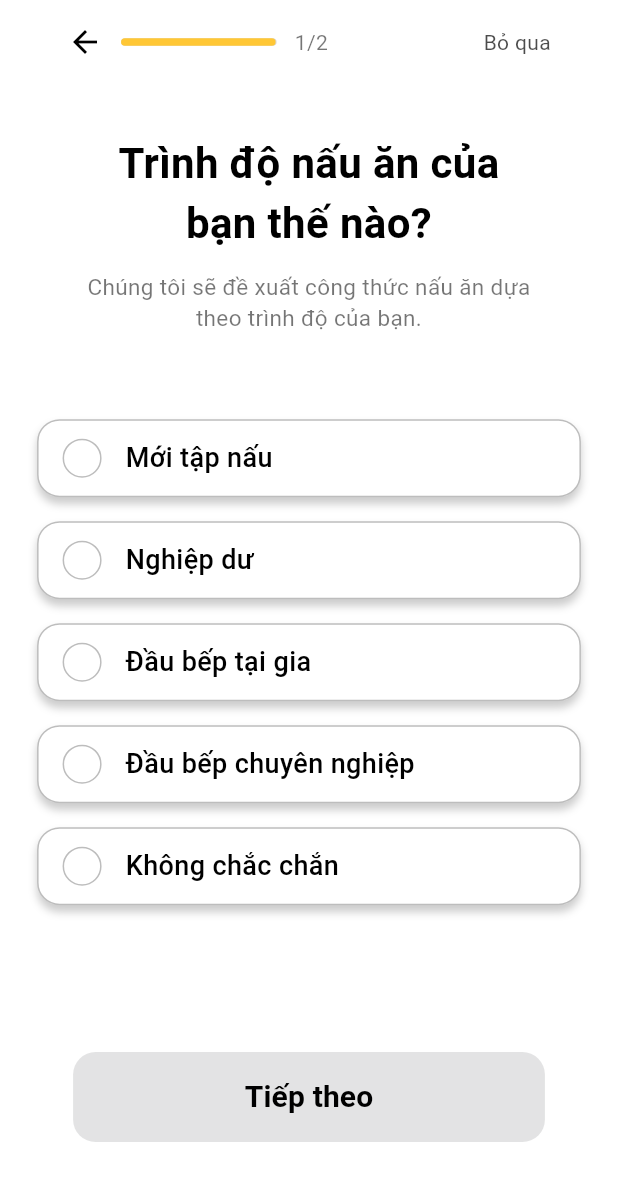
After one commit to dav4k2/DuAnThucTap, a Flutter app: the CookingLevelScreen screen opened directly, on a phone screen of 412 x 824 dp. The commit adds this screen. Shown: the top 1181 px of the screen. Run offline on Flutter 3.47's test engine with Material 3 defaults, Android fonts, the phone set to English and light mode, and no system bars; our stand-ins replace flutter_riverpod, flutter_screenutil; missing offline and left inert: widgetbook; Roboto replaces fonts that are missing (SF Pro Rounded).

Commit message:
update code xong trang "Khao sat tai khoan moi"

```diff
--- a/lib/main.dart
+++ b/lib/main.dart
@@ -68,6 +68,7 @@ class MyApp extends StatelessWidget {
   }
 }
 
+
 /*
 import 'package:flutter/material.dart';
 import 'package:flutter_riverpod/flutter_riverpod.dart';
@@ -84,6 +85,7 @@ import 'screens/reset_password/reset_password_screen.dart';
 import 'screens/success_reset_password/success_reset_password_screen.dart';
 import 'screens/new_password/new_password_screen.dart';
 import 'screens/auth/auth_screen.dart';
+import 'screens/cook_level/cook_level_screen.dart';
 
 void main() {
   runApp(
@@ -100,7 +102,7 @@ class MyApp extends StatelessWidget {
   Widget build(BuildContext context) {
     return const MaterialApp(
       debugShowCheckedModeBanner: false,
-      home: ResetPasswordScreen(),
+      home: CookingLevelScreen(),
     );
   }
 }
--- /dev/null
+++ b/lib/screens/cook_level/cook_level_screen.dart
@@ -0,0 +1,50 @@
+import 'package:flutter/material.dart';
+import 'package:flutter_riverpod/flutter_riverpod.dart';
+import '../cook_level/widgets/cook_header.dart';
+import '../cook_level/widgets/cook_title.dart';
+import '../cook_level/widgets/cook_option_button.dart';
+import '../cook_level/widgets/cook_next_button.dart';
+
+class CookingLevelScreen extends ConsumerWidget {
+  const CookingLevelScreen({super.key});
+
+  @override
+  Widget build(BuildContext context, WidgetRef ref) {
+    final height = MediaQuery.of(context).size.height;
+    final width = MediaQuery.of(context).size.width;
+
+    final options = [
+      'Mới tập nấu',
+      'Nghiệp dư',
+      'Đầu bếp tại gia',
+      'Đầu bếp chuyên nghiệp',
+      'Không chắc chắn',
+    ];
+
+    return Scaffold(
+      backgroundColor: Colors.white,
+      body: SafeArea(
+        child: SingleChildScrollView(
+          padding: EdgeInsets.symmetric(horizontal: width * 0.06),
+          child: Column(
+            children: [
+              const CookingHeader(),
+              SizedBox(height: height * 0.02),
+              const CookingTitle(),
+              SizedBox(height: height * 0.04),
+              ...options.map((label) => CookingOptionButton(label: label)),
+              SizedBox(height: height * 0.08),
+              CookingNextButton(
+                onNext: () {
+                  ScaffoldMessenger.of(context).showSnackBar(
+                    const SnackBar(content: Text('Đã chọn trình độ nấu ăn!')),
+                  );
+                },
+              ),
+            ],
+          ),
+        ),
+      ),
+    );
+  }
+}
--- /dev/null
+++ b/lib/screens/cook_level/logic/cook_level_provider.dart
@@ -0,0 +1,3 @@
+import 'package:flutter_riverpod/flutter_riverpod.dart';
+
+final cookingLevelProvider = StateProvider<String?>((ref) => null);
--- /dev/null
+++ b/lib/screens/cook_level/widgets/cook_header.dart
@@ -0,0 +1,49 @@
+import 'package:flutter/material.dart';
+
+class CookingHeader extends StatelessWidget {
+  const CookingHeader({super.key});
+
+  @override
+  Widget build(BuildContext context) {
+    final width = MediaQuery.of(context).size.width;
+    return Padding(
+      padding: const EdgeInsets.symmetric(horizontal: 20, vertical: 16),
+      child: Row(
+        children: [
+          const Icon(Icons.arrow_back, color: Colors.black),
+          const SizedBox(width: 12),
+          Expanded(
+            child: Stack(
+              alignment: Alignment.center,
+              children: [
+                Container(
+                  width: width * 0.5,
+                  height: 5,
+                  decoration: BoxDecoration(
+                    color: const Color(0xFFDADADA),
+                    borderRadius: BorderRadius.circular(60),
+                  ),
+                ),
+                Align(
+                  alignment: Alignment.centerLeft,
+                  child: Container(
+                    width: width * 0.25,
+                    height: 5,
+                    decoration: BoxDecoration(
+                      color: const Color(0xFFFFC735),
+                      borderRadius: BorderRadius.circular(60),
+                    ),
+                  ),
+                ),
+              ],
+            ),
+          ),
+          const SizedBox(width: 12),
+          const Text("1/2", style: TextStyle(color: Colors.black54)),
+          const Spacer(),
+          Text("Bỏ qua", style: TextStyle(color: Colors.black.withOpacity(0.7))),
+        ],
+      ),
+    );
+  }
+}
--- /dev/null
+++ b/lib/screens/cook_level/widgets/cook_next_button.dart
@@ -0,0 +1,39 @@
+import 'package:flutter/material.dart';
+import 'package:flutter_riverpod/flutter_riverpod.dart';
+import '../logic/cook_level_provider.dart';
+
+class CookingNextButton extends ConsumerWidget {
+  final VoidCallback onNext;
+  const CookingNextButton({super.key, required this.onNext});
+
+  @override
+  Widget build(BuildContext context, WidgetRef ref) {
+    final selected = ref.watch(cookingLevelProvider);
+
+    return Padding(
+      padding: const EdgeInsets.symmetric(horizontal: 24, vertical: 24),
+      child: SizedBox(
+        width: double.infinity,
+        height: 60,
+        child: ElevatedButton(
+          style: ElevatedButton.styleFrom(
+            backgroundColor: const Color(0xFFFFB901),
+            shape: RoundedRectangleBorder(
+              borderRadius: BorderRadius.circular(15),
+            ),
+          ),
+          onPressed: selected != null ? onNext : null,
+          child: const Text(
+            'Tiếp theo',
+            style: TextStyle(
+              color: Colors.black,
+              fontSize: 20,
+              fontWeight: FontWeight.w700,
+              fontFamily: 'SF Pro Rounded',
+            ),
+          ),
+        ),
+      ),
+    );
+  }
+}
--- /dev/null
+++ b/lib/screens/cook_level/widgets/cook_option_button.dart
@@ -0,0 +1,73 @@
+import 'package:flutter/material.dart';
+import 'package:flutter_riverpod/flutter_riverpod.dart';
+import '../logic/cook_level_provider.dart';
+
+class CookingOptionButton extends ConsumerWidget {
+  final String label;
+  const CookingOptionButton({super.key, required this.label});
+
+  @override
+  Widget build(BuildContext context, WidgetRef ref) {
+    final selected = ref.watch(cookingLevelProvider);
+
+    final isActive = selected == label;
+    final color = isActive ? const Color(0xFFFFB901) : Colors.black;
+    final borderColor = isActive ? const Color(0xFFFFB901) : Colors.black26;
+
+    return GestureDetector(
+      onTap: () => ref.read(cookingLevelProvider.notifier).state = label,
+      child: Container(
+        margin: const EdgeInsets.symmetric(vertical: 8),
+        padding: const EdgeInsets.symmetric(horizontal: 16, vertical: 12),
+        decoration: BoxDecoration(
+          color: Colors.white,
+          borderRadius: BorderRadius.circular(15),
+          border: Border.all(color: borderColor, width: 1),
+          boxShadow: [
+            BoxShadow(
+              color: Colors.black.withOpacity(0.2),
+              blurRadius: 4,
+              offset: const Offset(0, 4),
+            ),
+          ],
+        ),
+        child: Row(
+          children: [
+            Container(
+              width: 26,
+              height: 26,
+              margin: const EdgeInsets.only(right: 16),
+              decoration: BoxDecoration(
+                shape: BoxShape.circle,
+                border: Border.all(color: borderColor, width: 1),
+              ),
+              child: isActive
+                  ? Center(
+                child: Container(
+                  width: 14,
+                  height: 14,
+                  decoration: BoxDecoration(
+                    color: color,
+                    shape: BoxShape.circle,
+                  ),
+                ),
+              )
+                  : null,
+            ),
+            Expanded(
+              child: Text(
+                label,
+                style: TextStyle(
+                  color: color,
+                  fontSize: 18,
+                  fontWeight: FontWeight.w500,
+                  fontFamily: 'SF Pro Rounded',
+                ),
+              ),
+            ),
+          ],
+        ),
+      ),
+    );
+  }
+}
--- /dev/null
+++ b/lib/screens/cook_level/widgets/cook_title.dart
@@ -0,0 +1,35 @@
+import 'package:flutter/material.dart';
+
+class CookingTitle extends StatelessWidget {
+  const CookingTitle({super.key});
+
+  @override
+  Widget build(BuildContext context) {
+    final width = MediaQuery.of(context).size.width;
+    return Padding(
+      padding: EdgeInsets.symmetric(horizontal: width * 0.08, vertical: 16),
+      child: Column(
+        children: const [
+          Text(
+            'Trình độ nấu ăn của bạn thế nào?',
+            textAlign: TextAlign.center,
+            style: TextStyle(
+              fontSize: 28,
+              fontWeight: FontWeight.w600,
+              color: Colors.black,
+            ),
+          ),
+          SizedBox(height: 12),
+          Text(
+            'Chúng tôi sẽ đề xuất công thức nấu ăn dựa theo trình độ của bạn.',
+            textAlign: TextAlign.center,
+            style: TextStyle(
+              fontSize: 15,
+              color: Colors.black54,
+            ),
+          ),
+        ],
+      ),
+    );
+  }
+}
```
